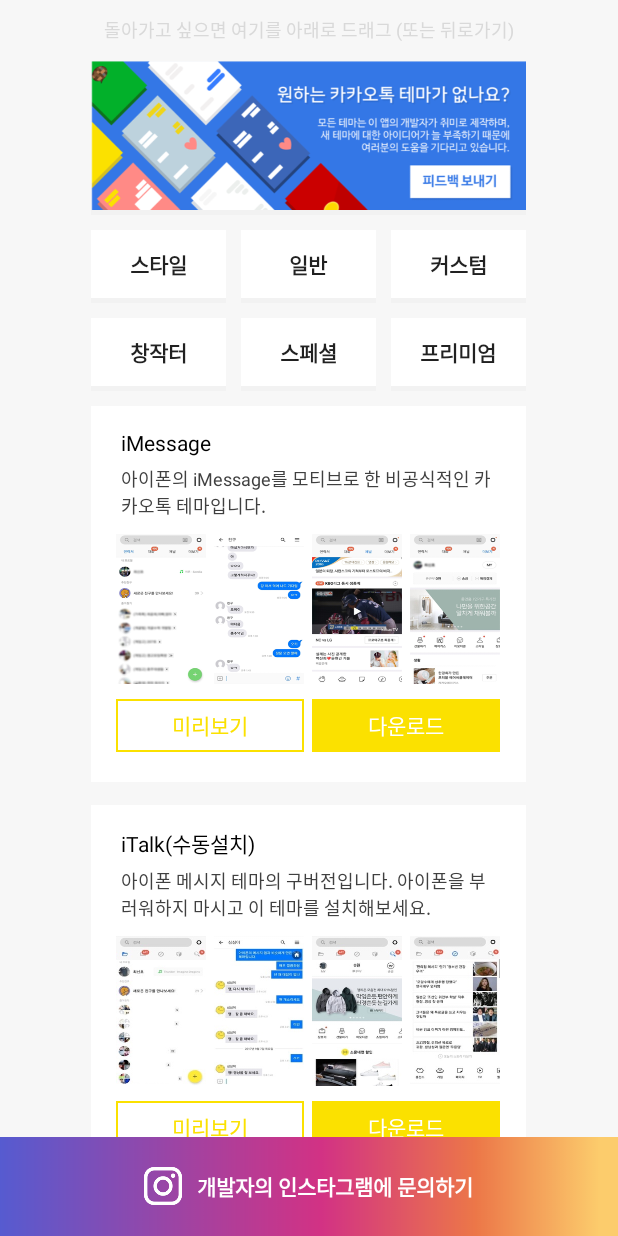
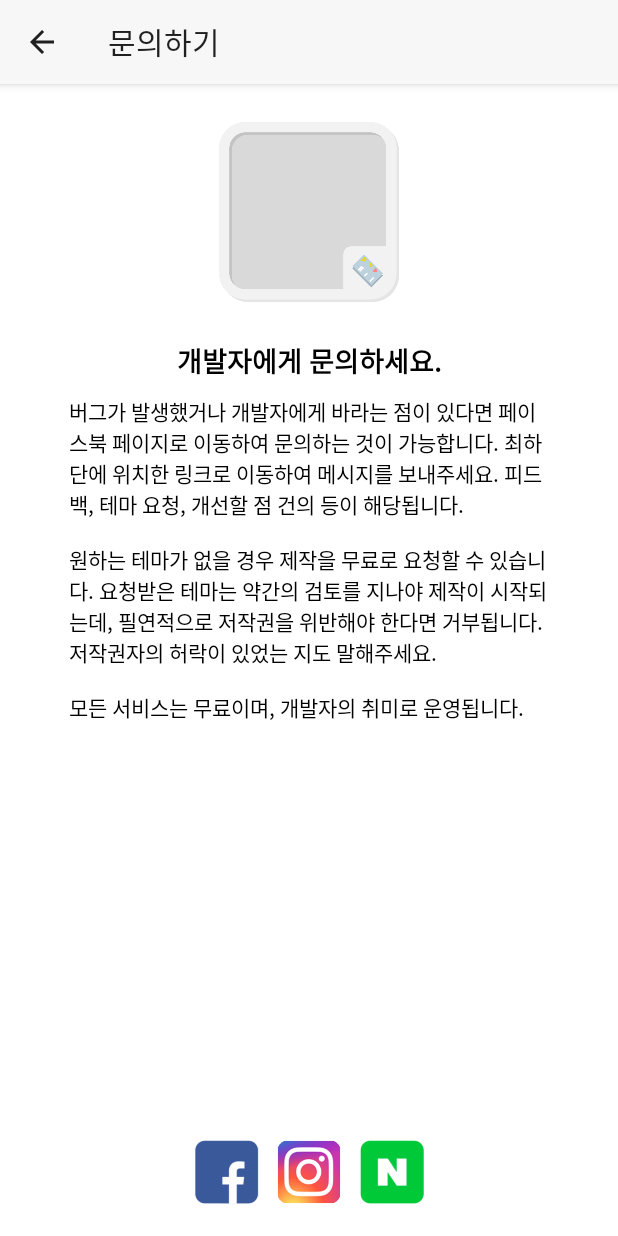
Before and after one commit to bqlab/ThemeLab, an Android app: the SelectActivity screen opened directly, with no data from a screen before it, after a tap on an icon or button, on a phone screen of 412 x 824 dp. Run offline under Robolectric (Android 15) with nearby library versions, the phone set to English and light mode, and no system bars.

Commit message:
patch-180711-1

```diff
--- a/app/src/main/java/com/bqlab/themelab/activity/SelectActivity.java
+++ b/app/src/main/java/com/bqlab/themelab/activity/SelectActivity.java
@@ -106,8 +106,7 @@ public class SelectActivity extends AppCompatActivity {
         selectTopBoardButton.setOnClickListener(new View.OnClickListener() {
             @Override
             public void onClick(View view) {
-                String url = getResources().getString(R.string.main_request_btn06_url);
-                startActivity(new Intent(Intent.ACTION_VIEW, Uri.parse(url)));
+                startActivity(new Intent(SelectActivity.this, ContactActivity.class));
             }
         });
 
--- a/app/src/main/java/com/bqlab/themelab/custom/ThemeManager.java
+++ b/app/src/main/java/com/bqlab/themelab/custom/ThemeManager.java
@@ -21,7 +21,7 @@ public class ThemeManager {
 
         ThemeView c0004 = new ThemeView(context);
         c0004.setThemeName("iMessage");
-        c0004.setThemeText("아이폰의 iMessage를 모티브로 한 비공식적인 카카오톡 테마입니다. ");
+        c0004.setThemeText("아이폰의 iMessage를 모티브로 만들어진 카카오톡 테마입니다. ");
         c0004.setThemeDownloadButton(context, "c0004", "https://drive.google.com/file/d/1dF3WRb0aiN7eOdrR5LtOfquXGzC5-56-/view?usp=sharing");
         c0004.setThemePreviewButton(context, new ArrayList<Integer>(Arrays.asList(R.drawable.c0004_image01, R.drawable.c0004_image02, R.drawable.c0004_image04, R.drawable.c0004_image03)));
         c0004.setThemePreviewImage(R.drawable.c0004_s_image01, R.drawable.c0004_s_image02, R.drawable.c0004_s_image03, R.drawable.c0004_s_image04);
```
Also changed, not shown: app/build.gradle (+11 -10 lines), app/src/main/res/layout/activity_main.xml (+8 -2 lines), app/src/main/res/drawable-v24/select_bottom_button.png (deleted), app/src/main/res/drawable/select_bottom_logo.png (renamed from app/src/main/res/drawable-v24/select_bottom_logo.png), 1 other file.
